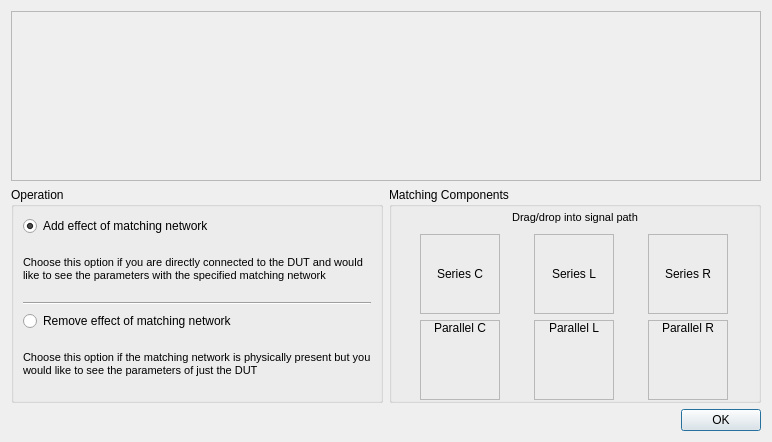
Qt form Software/PC_Application/VNA/Deembedding/matchingnetworkdialog.ui (jankae/LibreVNA) before a commit.
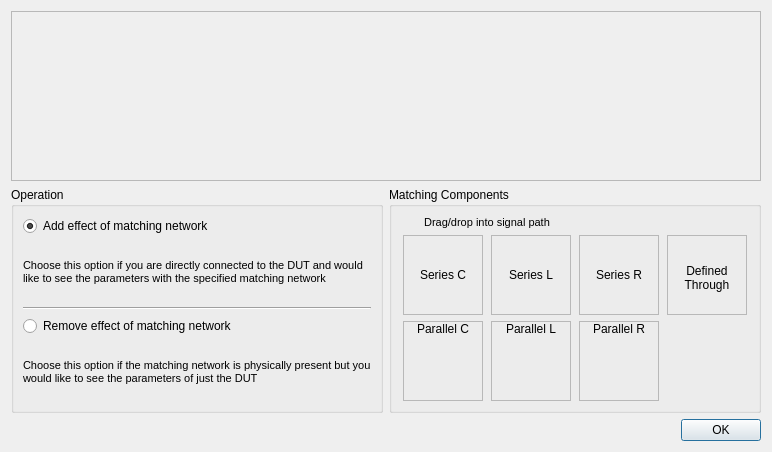
The same form after that commit. Icons and pictures are not drawn.

Commit message: de-embed touchstone-defined through

```diff
--- a/Software/PC_Application/VNA/Deembedding/matchingnetworkdialog.ui
+++ b/Software/PC_Application/VNA/Deembedding/matchingnetworkdialog.ui
@@ -7,7 +7,7 @@
     <x>0</x>
     <y>0</y>
     <width>772</width>
-    <height>442</height>
+    <height>443</height>
    </rect>
   </property>
   <property name="windowTitle">
@@ -131,20 +131,8 @@
          <property name="title">
           <string>Matching Components</string>
          </property>
-         <layout class="QVBoxLayout" name="verticalLayout_10">
-          <property name="leftMargin">
-           <number>0</number>
-          </property>
-          <property name="topMargin">
-           <number>0</number>
-          </property>
-          <property name="rightMargin">
-           <number>0</number>
-          </property>
-          <property name="bottomMargin">
-           <number>0</number>
-          </property>
-          <item>
+         <layout class="QGridLayout" name="gridLayout">
+          <item row="0" column="0" colspan="2">
            <widget class="QLabel" name="label_9">
             <property name="font">
              <font>
@@ -159,9 +147,7 @@
             </property>
            </widget>
           </item>
-          <item>
-           <layout class="QGridLayout" name="gridLayout">
-            <item row="0" column="0">
+          <item row="1" column="0">
              <widget class="QFrame" name="frame">
               <property name="sizePolicy">
                <sizepolicy hsizetype="Fixed" vsizetype="Fixed">
@@ -219,7 +205,7 @@
               </layout>
              </widget>
             </item>
-            <item row="0" column="1">
+          <item row="1" column="1">
              <widget class="QFrame" name="frame_2">
               <property name="sizePolicy">
                <sizepolicy hsizetype="Fixed" vsizetype="Fixed">
@@ -277,7 +263,7 @@
               </layout>
              </widget>
             </item>
-            <item row="0" column="2">
+          <item row="1" column="2">
              <widget class="QFrame" name="frame_3">
               <property name="sizePolicy">
                <sizepolicy hsizetype="Fixed" vsizetype="Fixed">
@@ -335,7 +321,65 @@
               </layout>
              </widget>
             </item>
-            <item row="1" column="0">
+          <item row="1" column="3">
+           <widget class="QFrame" name="frame_7">
+            <property name="sizePolicy">
+             <sizepolicy hsizetype="Fixed" vsizetype="Fixed">
+              <horstretch>0</horstretch>
+              <verstretch>0</verstretch>
+             </sizepolicy>
+            </property>
+            <property name="minimumSize">
+             <size>
+              <width>80</width>
+              <height>80</height>
+             </size>
+            </property>
+            <property name="frameShape">
+             <enum>QFrame::StyledPanel</enum>
+            </property>
+            <property name="frameShadow">
+             <enum>QFrame::Raised</enum>
+            </property>
+            <layout class="QVBoxLayout" name="verticalLayout_10">
+             <property name="spacing">
+              <number>0</number>
+             </property>
+             <property name="leftMargin">
+              <number>0</number>
+             </property>
+             <property name="topMargin">
+              <number>0</number>
+             </property>
+             <property name="rightMargin">
+              <number>0</number>
+             </property>
+             <property name="bottomMargin">
+              <number>0</number>
+             </property>
+             <item>
+              <widget class="QLabel" name="lDefinedThrough">
+               <property name="styleSheet">
+                <string notr="true">border-image: url(:/icons/definedThrough.svg);</string>
+               </property>
+               <property name="frameShape">
+                <enum>QFrame::NoFrame</enum>
+               </property>
+               <property name="frameShadow">
+                <enum>QFrame::Plain</enum>
+               </property>
+               <property name="text">
+                <string>&lt;html&gt;&lt;head/&gt;&lt;body&gt;&lt;p align=&quot;center&quot;&gt;&lt;br/&gt;&lt;br/&gt;Defined&lt;br/&gt;Through&lt;/p&gt;&lt;/body&gt;&lt;/html&gt;</string>
+               </property>
+               <property name="alignment">
+                <set>Qt::AlignHCenter|Qt::AlignTop</set>
+               </property>
+              </widget>
+             </item>
+            </layout>
+           </widget>
+          </item>
+          <item row="2" column="0">
              <widget class="QFrame" name="frame_4">
               <property name="sizePolicy">
                <sizepolicy hsizetype="Fixed" vsizetype="Fixed">
@@ -399,7 +443,7 @@
               </layout>
              </widget>
             </item>
-            <item row="1" column="1">
+          <item row="2" column="1">
              <widget class="QFrame" name="frame_5">
               <property name="sizePolicy">
                <sizepolicy hsizetype="Fixed" vsizetype="Fixed">
@@ -463,7 +507,7 @@
               </layout>
              </widget>
             </item>
-            <item row="1" column="2">
+          <item row="2" column="2">
              <widget class="QFrame" name="frame_6">
               <property name="sizePolicy">
                <sizepolicy hsizetype="Fixed" vsizetype="Fixed">
@@ -520,8 +564,6 @@
                </item>
               </layout>
              </widget>
-            </item>
-           </layout>
           </item>
          </layout>
         </widget>
```
Lines whose indentation alone changed are shown as unchanged. The commit also changes 17 other files.
